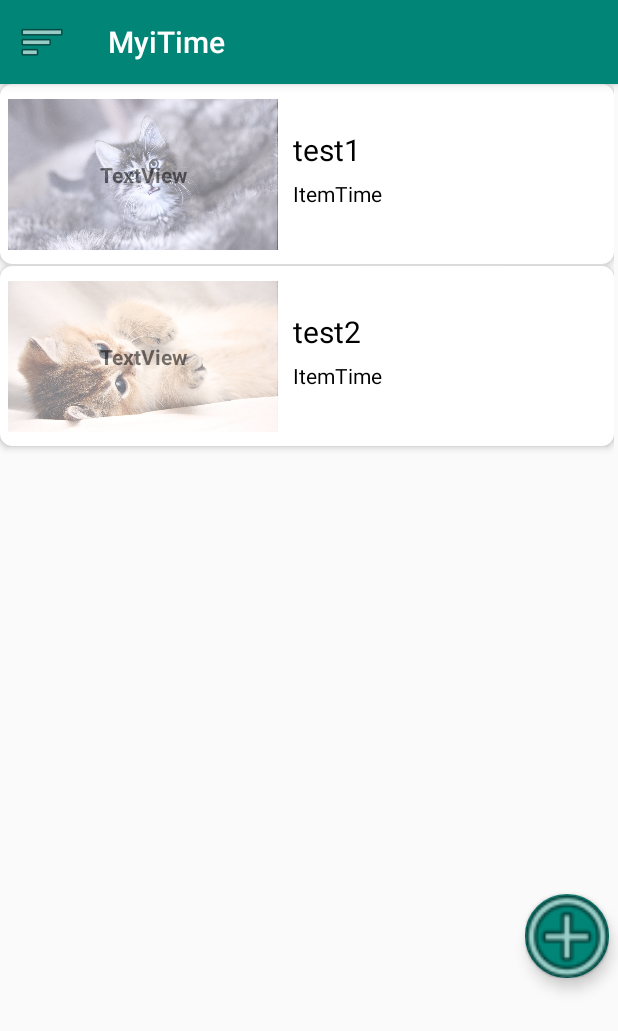
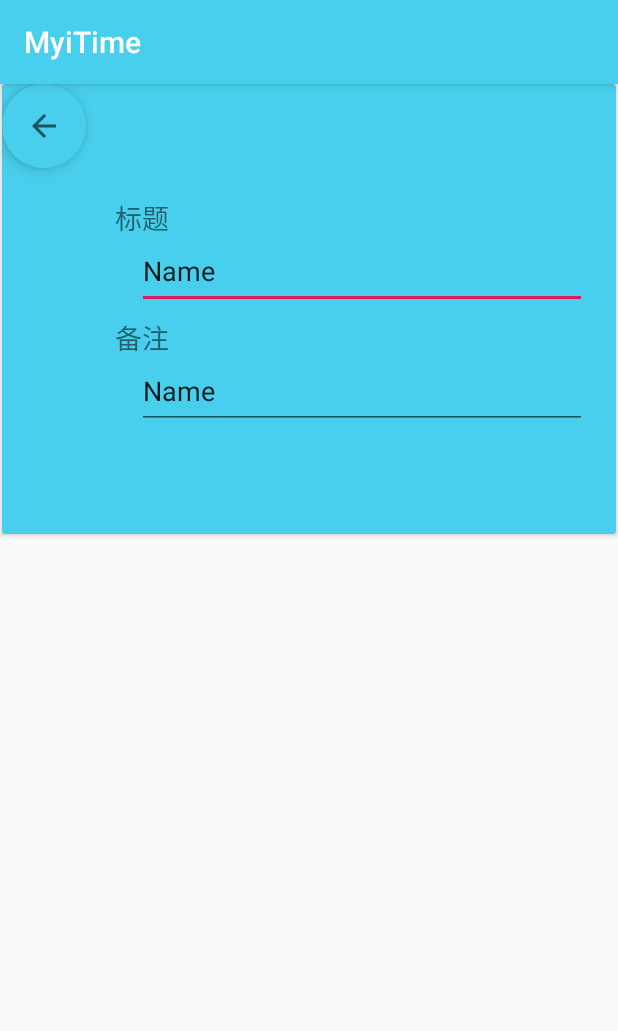
Before and after one commit to Franking502/MyiTime, an Android app: the screen it shows after launch (MainActivity before the commit, EditActivity after it), on a phone screen of 412 x 824 dp. Shown: the top 1031 px of the screen. Run offline under Robolectric (Android 15) with nearby library versions, the phone set to English and light mode, and no system bars.

Commit message:
新建编辑页面

```diff
--- a/app/src/main/AndroidManifest.xml
+++ b/app/src/main/AndroidManifest.xml
@@ -9,7 +9,13 @@
         android:roundIcon="@mipmap/ic_launcher_round"
         android:supportsRtl="true"
         android:theme="@style/AppTheme">
-        <activity android:name=".EditActivity"></activity>
+        <activity android:name=".EditActivity">
+            <intent-filter>
+                <action android:name="android.intent.action.MAIN" />
+
+                <category android:name="android.intent.category.LAUNCHER" />
+            </intent-filter>
+        </activity>
         <activity android:name=".MainActivity">
             <intent-filter>
                 <action android:name="android.intent.action.MAIN" />
--- a/app/src/main/res/layout/edit_activity.xml
+++ b/app/src/main/res/layout/edit_activity.xml
@@ -6,4 +6,65 @@
     android:layout_height="match_parent"
     tools:context=".EditActivity">
 
+    <androidx.cardview.widget.CardView
+        android:layout_width="409dp"
+        android:layout_height="300dp"
+        android:layout_marginStart="1dp"
+        android:layout_marginEnd="1dp"
+        app:cardBackgroundColor="@color/colorPrimary"
+        app:layout_constraintEnd_toEndOf="parent"
+        app:layout_constraintStart_toStartOf="parent"
+        app:layout_constraintTop_toTopOf="parent">
+
+        <EditText
+            android:id="@+id/edit_name_text"
+            android:layout_width="300dp"
+            android:layout_height="50dp"
+            android:ems="10"
+            android:inputType="textPersonName"
+            android:text="Name"
+            android:translationX="90dp"
+            android:translationY="100dp" />
+
+        <EditText
+            android:id="@+id/edit_remark_text"
+            android:layout_width="300dp"
+            android:layout_height="50dp"
+            android:ems="10"
+            android:inputType="textPersonName"
+            android:text="Name"
+            android:translationX="90dp"
+            android:translationY="180dp" />
+
+        <TextView
+            android:id="@+id/text_view_title"
+            android:layout_width="wrap_content"
+            android:layout_height="wrap_content"
+            android:text="标题"
+            android:textSize="18sp"
+            android:translationX="75dp"
+            android:translationY="75dp" />
+
+        <TextView
+            android:id="@+id/text_view_remark"
+            android:layout_width="wrap_content"
+            android:layout_height="wrap_content"
+            android:text="备注"
+            android:textSize="18sp"
+            android:translationX="75dp"
+            android:translationY="155dp" />
+
+        <com.google.android.material.floatingactionbutton.FloatingActionButton
+            android:id="@+id/floatingActionButton"
+            style="?android:attr/borderlessButtonStyle"
+            android:layout_width="wrap_content"
+            android:layout_height="wrap_content"
+            android:alpha="1"
+            android:clickable="true"
+            app:backgroundTint="@color/colorPrimary"
+            app:borderWidth="0dp"
+            app:rippleColor="@color/colorPrimary"
+            app:srcCompat="?attr/actionModeCloseDrawable" />
+
+    </androidx.cardview.widget.CardView>
 </androidx.constraintlayout.widget.ConstraintLayout>
--- a/app/src/main/res/values/colors.xml
+++ b/app/src/main/res/values/colors.xml
@@ -1,6 +1,7 @@
 <?xml version="1.0" encoding="utf-8"?>
 <resources>
-    <color name="colorPrimary">#008577</color>
+    <color name="colorPrimary">#48CFED</color>
     <color name="colorPrimaryDark">#00574B</color>
     <color name="colorAccent">#D81B60</color>
+    <color name="colorPrimarymin">#87F8EC</color>
 </resources>
```
